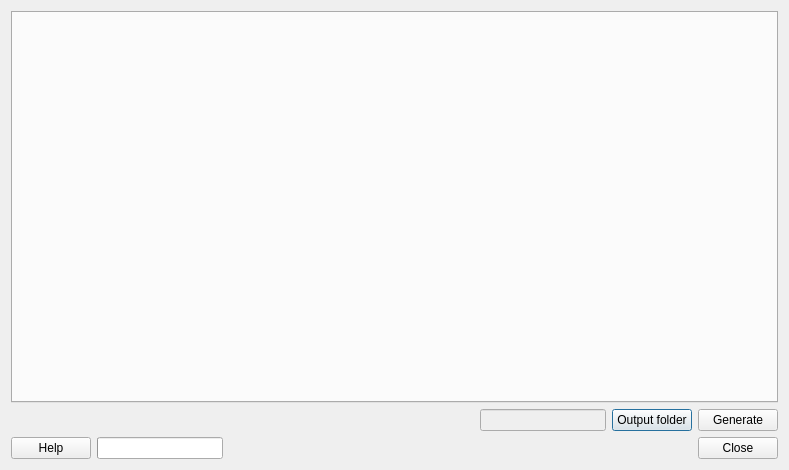
First picture: the form in SUEWSPrepare/suews_prepare_dialog_base.ui, repository UMEP-dev/UMEP, before the edit.
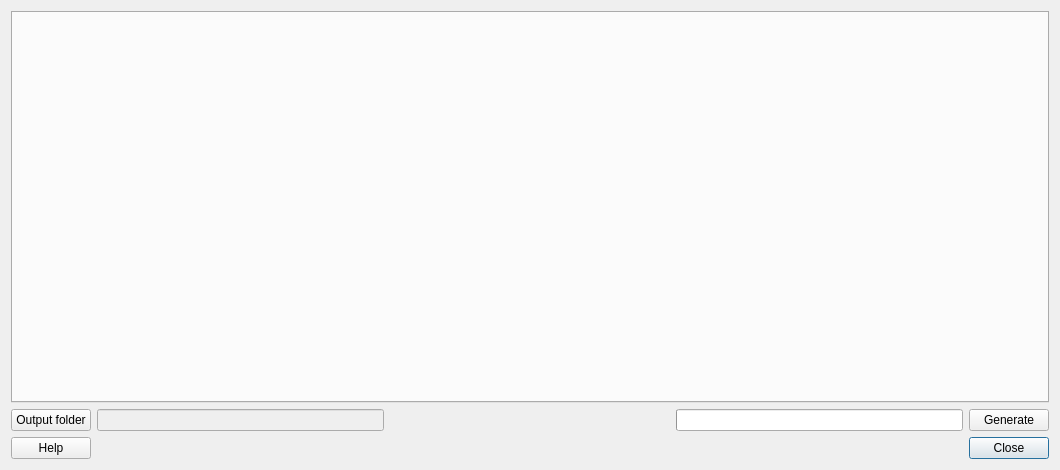
Second picture: the form after the edit.

```diff
--- a/SUEWSPrepare/suews_prepare_dialog_base.ui
+++ b/SUEWSPrepare/suews_prepare_dialog_base.ui
@@ -9,7 +9,7 @@
    <rect>
     <x>0</x>
     <y>0</y>
-    <width>789</width>
+    <width>1060</width>
     <height>470</height>
    </rect>
   </property>
@@ -35,87 +35,7 @@
    </item>
    <item>
     <layout class="QGridLayout" name="gridLayout_2">
-     <item row="0" column="6">
-      <widget class="QPushButton" name="outputButton">
-       <property name="text">
-        <string>Output folder</string>
-       </property>
-      </widget>
-     </item>
-     <item row="1" column="7">
-      <widget class="QPushButton" name="closeButton">
-       <property name="enabled">
-        <bool>true</bool>
-       </property>
-       <property name="text">
-        <string>Close</string>
-       </property>
-      </widget>
-     </item>
-     <item row="1" column="0">
-      <widget class="QPushButton" name="helpButton">
-       <property name="text">
-        <string>Help</string>
-       </property>
-      </widget>
-     </item>
-     <item row="0" column="7">
-      <widget class="QPushButton" name="runButton">
-       <property name="enabled">
-        <bool>true</bool>
-       </property>
-       <property name="text">
-        <string>Generate</string>
-       </property>
-      </widget>
-     </item>
-     <item row="0" column="4">
-      <widget class="QLineEdit" name="textOutput">
-       <property name="enabled">
-        <bool>false</bool>
-       </property>
-      </widget>
-     </item>
      <item row="0" column="3">
-      <spacer name="horizontalSpacer_4">
-       <property name="orientation">
-        <enum>Qt::Horizontal</enum>
-       </property>
-       <property name="sizeHint" stdset="0">
-        <size>
-         <width>40</width>
-         <height>20</height>
-        </size>
-       </property>
-      </spacer>
-     </item>
-     <item row="0" column="1">
-      <spacer name="horizontalSpacer">
-       <property name="orientation">
-        <enum>Qt::Horizontal</enum>
-       </property>
-       <property name="sizeHint" stdset="0">
-        <size>
-         <width>40</width>
-         <height>20</height>
-        </size>
-       </property>
-      </spacer>
-     </item>
-     <item row="0" column="2">
-      <spacer name="horizontalSpacer_3">
-       <property name="orientation">
-        <enum>Qt::Horizontal</enum>
-       </property>
-       <property name="sizeHint" stdset="0">
-        <size>
-         <width>40</width>
-         <height>20</height>
-        </size>
-       </property>
-      </spacer>
-     </item>
-     <item row="1" column="1">
       <widget class="QProgressBar" name="progressBar">
        <property name="value">
         <number>0</number>
@@ -128,6 +48,73 @@
        </property>
       </widget>
      </item>
+     <item row="2" column="6">
+      <widget class="QPushButton" name="closeButton">
+       <property name="enabled">
+        <bool>true</bool>
+       </property>
+       <property name="text">
+        <string>Close</string>
+       </property>
+      </widget>
+     </item>
+     <item row="2" column="0">
+      <widget class="QPushButton" name="helpButton">
+       <property name="text">
+        <string>Help</string>
+       </property>
+      </widget>
+     </item>
+     <item row="0" column="6">
+      <widget class="QPushButton" name="runButton">
+       <property name="enabled">
+        <bool>true</bool>
+       </property>
+       <property name="text">
+        <string>Generate</string>
+       </property>
+      </widget>
+     </item>
+     <item row="0" column="2">
+      <spacer name="horizontalSpacer_3">
+       <property name="orientation">
+        <enum>Qt::Horizontal</enum>
+       </property>
+       <property name="sizeHint" stdset="0">
+        <size>
+         <width>40</width>
+         <height>20</height>
+        </size>
+       </property>
+      </spacer>
+     </item>
+     <item row="2" column="2">
+      <spacer name="horizontalSpacer">
+       <property name="orientation">
+        <enum>Qt::Horizontal</enum>
+       </property>
+       <property name="sizeHint" stdset="0">
+        <size>
+         <width>40</width>
+         <height>20</height>
+        </size>
+       </property>
+      </spacer>
+     </item>
+     <item row="0" column="1">
+      <widget class="QLineEdit" name="textOutput">
+       <property name="enabled">
+        <bool>false</bool>
+       </property>
+      </widget>
+     </item>
+     <item row="0" column="0">
+      <widget class="QPushButton" name="outputButton">
+       <property name="text">
+        <string>Output folder</string>
+       </property>
+      </widget>
+     </item>
     </layout>
    </item>
   </layout>
```
